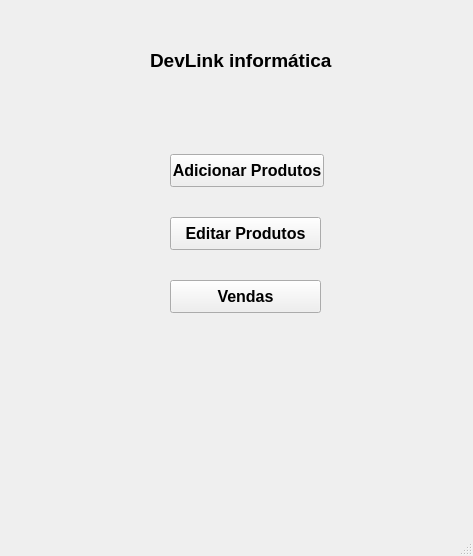
The window that principal.ui (fabiojuliosantos/projeto-ads) describes before a commit, drawn with Qt 5.
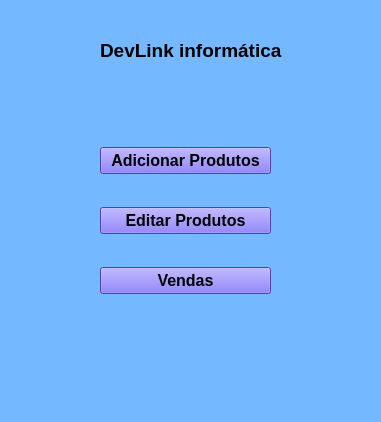
The same window after the commit.

```diff
--- a/principal.ui
+++ b/principal.ui
@@ -6,22 +6,22 @@
    <rect>
     <x>0</x>
     <y>0</y>
-    <width>473</width>
-    <height>556</height>
+    <width>381</width>
+    <height>422</height>
    </rect>
   </property>
   <property name="windowTitle">
    <string>MainWindow</string>
   </property>
   <property name="styleSheet">
-   <string notr="true"/>
+   <string notr="true">background-color:rgb(116,185,255)</string>
   </property>
   <widget class="QWidget" name="centralwidget">
    <widget class="QLabel" name="label">
     <property name="geometry">
      <rect>
-      <x>150</x>
-      <y>30</y>
+      <x>100</x>
+      <y>20</y>
       <width>191</width>
       <height>61</height>
      </rect>
@@ -40,74 +40,68 @@
      <string>DevLink informática</string>
     </property>
    </widget>
-   <widget class="QPushButton" name="pushButton_3">
+   <widget class="QWidget" name="verticalLayoutWidget">
     <property name="geometry">
      <rect>
-      <x>170</x>
-      <y>280</y>
-      <width>151</width>
-      <height>33</height>
+      <x>100</x>
+      <y>120</y>
+      <width>171</width>
+      <height>201</height>
      </rect>
     </property>
-    <property name="font">
-     <font>
-      <pointsize>12</pointsize>
-      <weight>75</weight>
-      <bold>true</bold>
-     </font>
-    </property>
-    <property name="styleSheet">
-     <string notr="true"/>
-    </property>
-    <property name="text">
-     <string>Vendas</string>
-    </property>
-   </widget>
-   <widget class="QPushButton" name="pushButton_2">
-    <property name="geometry">
-     <rect>
-      <x>170</x>
-      <y>217</y>
-      <width>151</width>
-      <height>33</height>
-     </rect>
-    </property>
-    <property name="font">
-     <font>
-      <pointsize>12</pointsize>
-      <weight>75</weight>
-      <bold>true</bold>
-     </font>
-    </property>
-    <property name="styleSheet">
-     <string notr="true"/>
-    </property>
-    <property name="text">
-     <string>Editar Produtos</string>
-    </property>
-   </widget>
-   <widget class="QPushButton" name="pushButton">
-    <property name="geometry">
-     <rect>
-      <x>170</x>
-      <y>154</y>
-      <width>154</width>
-      <height>33</height>
-     </rect>
-    </property>
-    <property name="font">
-     <font>
-      <pointsize>12</pointsize>
-      <weight>75</weight>
-      <bold>true</bold>
-     </font>
-    </property>
-    <property name="styleSheet">
-     <string notr="true"/>
-    </property>
-    <property name="text">
-     <string>Adicionar Produtos</string>
-    </property>
+    <layout class="QVBoxLayout" name="verticalLayout">
+     <item>
+      <widget class="QPushButton" name="pushButton">
+       <property name="font">
+        <font>
+         <pointsize>12</pointsize>
+         <weight>75</weight>
+         <bold>true</bold>
+        </font>
+       </property>
+       <property name="styleSheet">
+        <string notr="true">background-color: rgb(108, 92, 231);</string>
+       </property>
+       <property name="text">
+        <string>Adicionar Produtos</string>
+       </property>
+      </widget>
+     </item>
+     <item>
+      <widget class="QPushButton" name="pushButton_2">
+       <property name="font">
+        <font>
+         <pointsize>12</pointsize>
+         <weight>75</weight>
+         <bold>true</bold>
+        </font>
+       </property>
+       <property name="styleSheet">
+        <string notr="true">background-color: rgb(108, 92, 231);</string>
+       </property>
+       <property name="text">
+        <string>Editar Produtos</string>
+       </property>
+      </widget>
+     </item>
+     <item>
+      <widget class="QPushButton" name="pushButton_3">
+       <property name="font">
+        <font>
+         <pointsize>12</pointsize>
+         <weight>75</weight>
+         <bold>true</bold>
+        </font>
+       </property>
+       <property name="styleSheet">
+        <string notr="true">background-color: rgb(108, 92, 231);</string>
+       </property>
+       <property name="text">
+        <string>Vendas</string>
+       </property>
+      </widget>
+     </item>
+    </layout>
    </widget>
   </widget>
   <widget class="QMenuBar" name="menubar">
```
Left out of the diff: 2 changed lines with no effect on the pictures.
